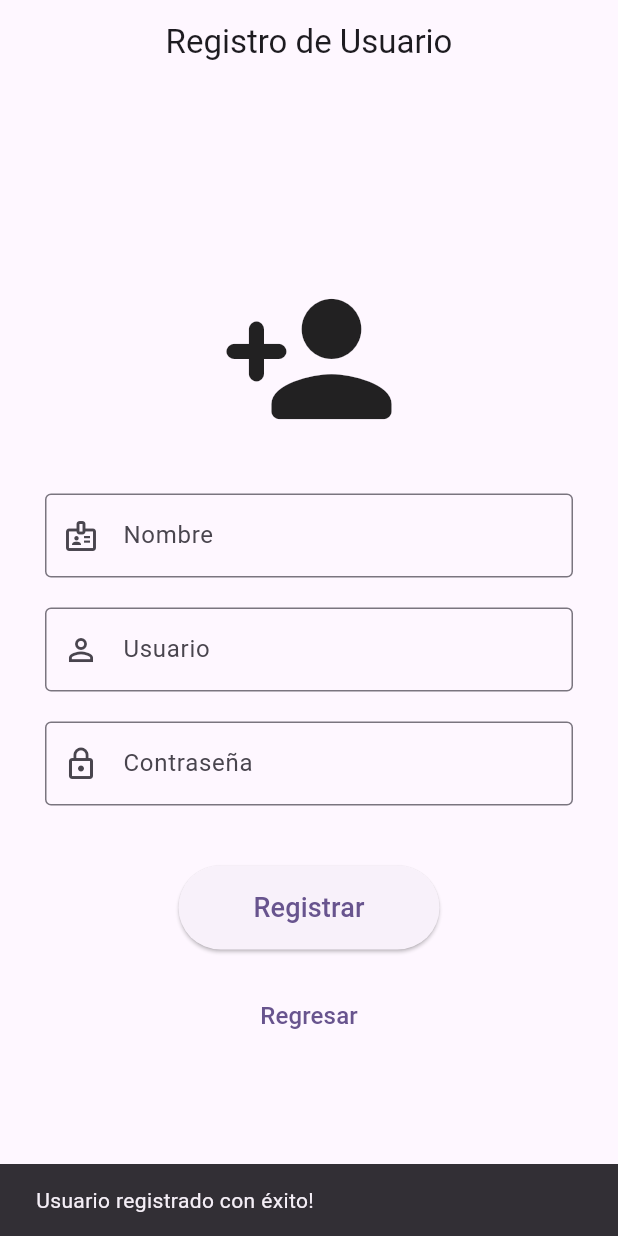
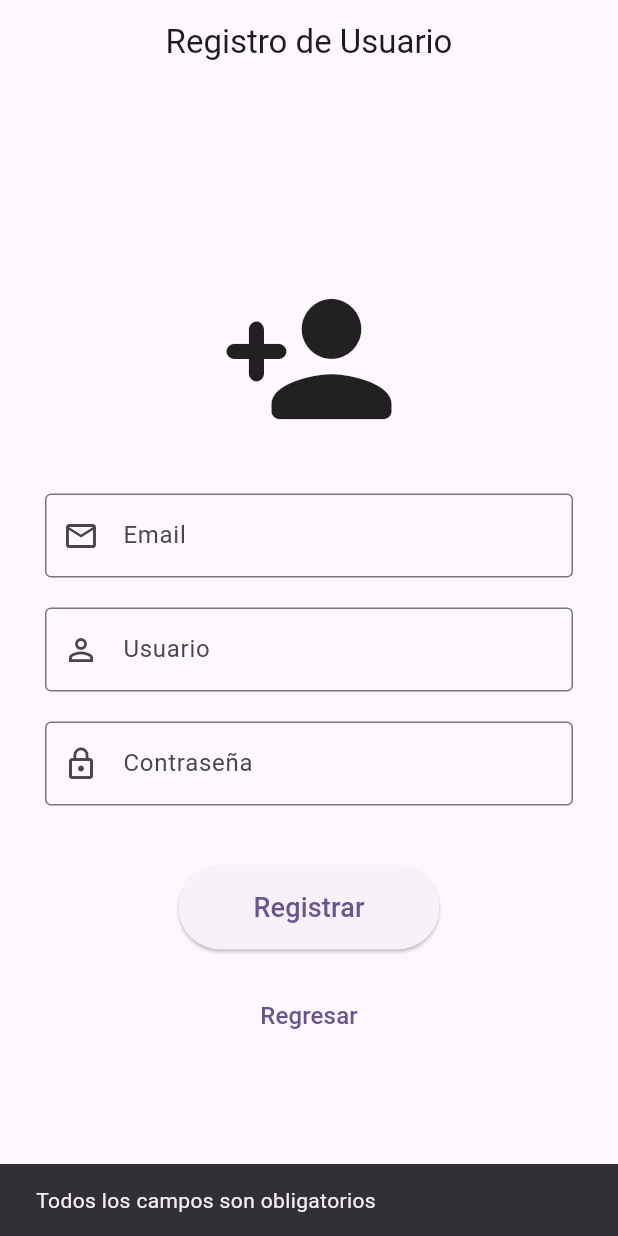
Before and after one commit to Hdz-JC/AppDrinkify, a Flutter app: the RegistroView screen opened by its route, after a tap on "Registrar", on a phone screen of 412 x 824 dp. Run offline on Flutter 3.47's test engine with Material 3 defaults, Android fonts, the phone set to English and light mode, and no system bars; our stand-ins replace go_router, sqflite, supabase_flutter; accounts and stored records are empty.

Commit message:
Login y registro

```diff
--- /dev/null
+++ b/lib/models/user_model.dart
@@ -0,0 +1,31 @@
+class UserModel {
+  final int? id;
+  final String email;
+  final String username;
+  final String password;
+
+  UserModel({
+    this.id,
+    required this.email,
+    required this.username,
+    required this.password,
+  });
+
+  Map<String, dynamic> toMap() {
+    return {
+      'id': id,
+      'email': email,
+      'username': username,
+      'password': password,
+    };
+  }
+
+  factory UserModel.fromMap(Map<String, dynamic> map) {
+    return UserModel(
+      id: map['id'],
+      email: map['email'],
+      username: map['username'],
+      password: map['password'],
+    );
+  }
+}
--- a/lib/views/registro_view.dart
+++ b/lib/views/registro_view.dart
@@ -1,7 +1,9 @@
 import 'package:appdrinkify/controllers/navigation_controller.dart';
 import 'package:flutter/material.dart';
-//import 'package:provider/provider.dart';
-//import 'package:appdrinkify/controllers/auth_controller.dart';
+import '../models/user_model.dart';
+import '../services/sqlite_service.dart';
+import '../services/supabase_service.dart';
+
 
 class RegistroView extends StatelessWidget {
   const RegistroView({super.key});
@@ -9,11 +11,56 @@ class RegistroView extends StatelessWidget {
   @override
   Widget build(BuildContext context) {
     // Controladores de los campos
-    final TextEditingController nameController = TextEditingController();
+    final TextEditingController emailController = TextEditingController();
     final TextEditingController usernameController = TextEditingController();
     final TextEditingController passwordController = TextEditingController();
 
-    //final auth = Provider.of<AuthController>(context, listen: false);
+    final SupabaseService supabaseService = SupabaseService();
+
+    //Inicio
+     Future<void> _register() async {
+      final email = emailController.text.trim();
+      final username = usernameController.text.trim();
+      final password = passwordController.text;
+
+      if (email.isEmpty || username.isEmpty || password.isEmpty) {
+        ScaffoldMessenger.of(context).showSnackBar(
+          const SnackBar(content: Text('Todos los campos son obligatorios')),
+        );
+        return;
+      }
+
+      final user = UserModel(
+        email: email,
+        username: username,
+        password: password,
+      );
+
+      try {
+        // Guardar en SQLite (offline)
+        await SQLiteService.insertUser(user);
+
+        // Guardar en Supabase (online)
+        final success = await supabaseService.registerUser(user);
+
+        if (success) {
+          ScaffoldMessenger.of(context).showSnackBar(
+            const SnackBar(content: Text('Usuario registrado con éxito!')),
+          );
+          NavigationController.navigateTo(context, '/inicio');
+        } else {
+          ScaffoldMessenger.of(context).showSnackBar(
+            const SnackBar(content: Text('Error al registrar en Supabase')),
+          );
+        }
+      } catch (e) {
+        ScaffoldMessenger.of(context).showSnackBar(
+          SnackBar(content: Text('Error: $e')),
+        );
+      }
+    }
+
+    //Fin
 
     return Scaffold(
       appBar: AppBar(
@@ -26,23 +73,18 @@ class RegistroView extends StatelessWidget {
           child: Column(
             mainAxisAlignment: MainAxisAlignment.center,
             children: [
-              const Icon(
-                Icons.person_add_rounded,
-                size: 120,
-              ),
-
+              const Icon(Icons.person_add_rounded, size: 120),
               const SizedBox(height: 30),
 
-              // Campo Nombre
+              // Campo Email
               TextField(
-                controller: nameController,
+                controller: emailController,
                 decoration: const InputDecoration(
-                  labelText: 'Nombre',
+                  labelText: 'Email',
                   border: OutlineInputBorder(),
-                  prefixIcon: Icon(Icons.badge_outlined),
+                  prefixIcon: Icon(Icons.email_outlined),
                 ),
               ),
-
               const SizedBox(height: 20),
 
               // Campo Usuario
@@ -54,7 +96,6 @@ class RegistroView extends StatelessWidget {
                   prefixIcon: Icon(Icons.person_outline),
                 ),
               ),
-
               const SizedBox(height: 20),
 
               // Campo Contraseña
@@ -67,38 +108,22 @@ class RegistroView extends StatelessWidget {
                   prefixIcon: Icon(Icons.lock_outline),
                 ),
               ),
-
               const SizedBox(height: 40),
 
               // Botón Registrar
               ElevatedButton(
-                onPressed: () {
-                  // Simula registro: cambia estado a logueado
-                  //auth.login(); // Esto activa el authController
-                  ScaffoldMessenger.of(context).showSnackBar(
-                    const SnackBar(content: Text('Usuario registrado con éxito!')),
-                  );
-                },
+                onPressed: _register,
                 style: ElevatedButton.styleFrom(
                   padding: const EdgeInsets.symmetric(horizontal: 50, vertical: 15),
                 ),
-                child: const Text(
-                  'Registrar',
-                  style: TextStyle(fontSize: 18),
-                ),
+                child: const Text('Registrar', style: TextStyle(fontSize: 18)),
               ),
-
               const SizedBox(height: 20),
 
               // Botón Regresar
               TextButton(
-                onPressed: () {
-                  NavigationController.navigateTo(context,'/inicio'); // Regresa a InicioApp
-                },
-                child: const Text(
-                  'Regresar',
-                  style: TextStyle(fontSize: 16),
-                ),
+                onPressed: () => NavigationController.navigateTo(context, '/inicio'),
+                child: const Text('Regresar', style: TextStyle(fontSize: 16)),
               ),
             ],
           ),
```
Also changed, not shown: lib/app_router.dart (+0 -24 lines), lib/main.dart (+10 -4 lines), lib/services/sqlite_service.dart (added, +41 -0 lines), lib/services/supabase_service.dart (added, +55 -0 lines), lib/views/login_view.dart (+67 -38 lines).
